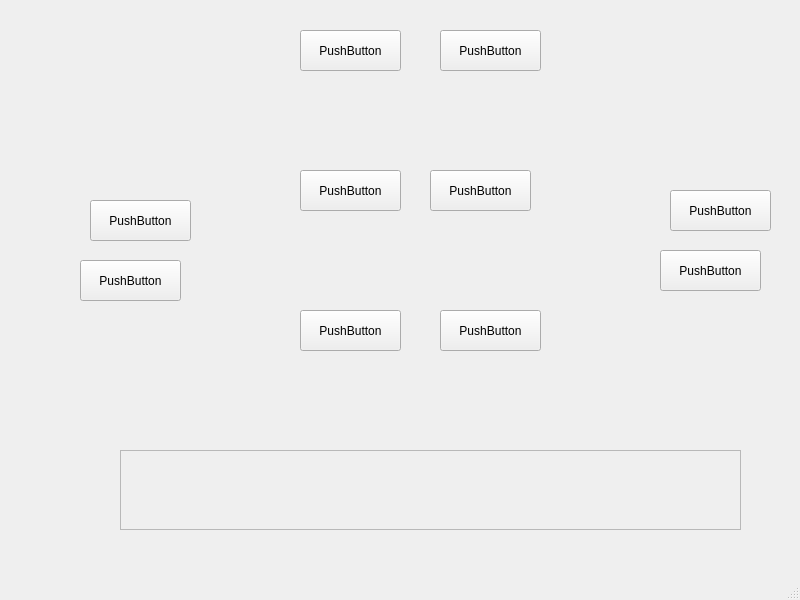
Before: the Qt Designer form game.ui in mj2266/monodeal, drawn with Qt 5.
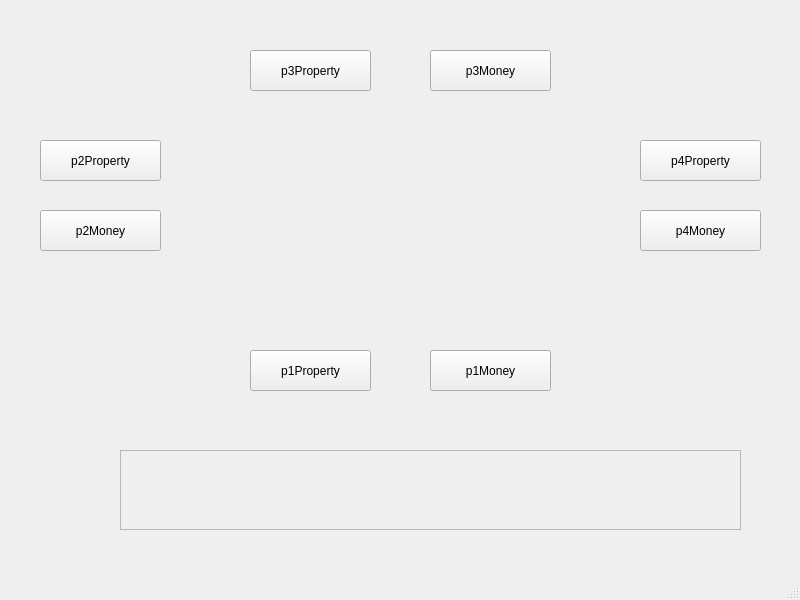
After: the same form once the commit is applied.

Commit message: made new UI file nd py file named CardList, and connected game.py to it

```diff
--- a/game.ui
+++ b/game.ui
@@ -14,136 +14,6 @@
    <string>MainWindow</string>
   </property>
   <widget class="QWidget" name="centralwidget">
-   <widget class="QPushButton" name="pushButton">
-    <property name="geometry">
-     <rect>
-      <x>430</x>
-      <y>170</y>
-      <width>101</width>
-      <height>41</height>
-     </rect>
-    </property>
-    <property name="text">
-     <string>PushButton</string>
-    </property>
-   </widget>
-   <widget class="QPushButton" name="pushButton_2">
-    <property name="geometry">
-     <rect>
-      <x>300</x>
-      <y>170</y>
-      <width>101</width>
-      <height>41</height>
-     </rect>
-    </property>
-    <property name="text">
-     <string>PushButton</string>
-    </property>
-   </widget>
-   <widget class="QPushButton" name="pushButton_3">
-    <property name="geometry">
-     <rect>
-      <x>300</x>
-      <y>30</y>
-      <width>101</width>
-      <height>41</height>
-     </rect>
-    </property>
-    <property name="text">
-     <string>PushButton</string>
-    </property>
-   </widget>
-   <widget class="QPushButton" name="pushButton_4">
-    <property name="geometry">
-     <rect>
-      <x>440</x>
-      <y>30</y>
-      <width>101</width>
-      <height>41</height>
-     </rect>
-    </property>
-    <property name="text">
-     <string>PushButton</string>
-    </property>
-   </widget>
-   <widget class="QPushButton" name="pushButton_5">
-    <property name="geometry">
-     <rect>
-      <x>670</x>
-      <y>190</y>
-      <width>101</width>
-      <height>41</height>
-     </rect>
-    </property>
-    <property name="text">
-     <string>PushButton</string>
-    </property>
-   </widget>
-   <widget class="QPushButton" name="pushButton_6">
-    <property name="geometry">
-     <rect>
-      <x>660</x>
-      <y>250</y>
-      <width>101</width>
-      <height>41</height>
-     </rect>
-    </property>
-    <property name="text">
-     <string>PushButton</string>
-    </property>
-   </widget>
-   <widget class="QPushButton" name="pushButton_7">
-    <property name="geometry">
-     <rect>
-      <x>80</x>
-      <y>260</y>
-      <width>101</width>
-      <height>41</height>
-     </rect>
-    </property>
-    <property name="text">
-     <string>PushButton</string>
-    </property>
-   </widget>
-   <widget class="QPushButton" name="pushButton_8">
-    <property name="geometry">
-     <rect>
-      <x>90</x>
-      <y>200</y>
-      <width>101</width>
-      <height>41</height>
-     </rect>
-    </property>
-    <property name="text">
-     <string>PushButton</string>
-    </property>
-   </widget>
-   <widget class="QPushButton" name="pushButton_9">
-    <property name="geometry">
-     <rect>
-      <x>440</x>
-      <y>310</y>
-      <width>101</width>
-      <height>41</height>
-     </rect>
-    </property>
-    <property name="text">
-     <string>PushButton</string>
-    </property>
-   </widget>
-   <widget class="QPushButton" name="pushButton_10">
-    <property name="geometry">
-     <rect>
-      <x>300</x>
-      <y>310</y>
-      <width>101</width>
-      <height>41</height>
-     </rect>
-    </property>
-    <property name="text">
-     <string>PushButton</string>
-    </property>
-   </widget>
    <widget class="QFrame" name="frame">
     <property name="geometry">
      <rect>
@@ -160,6 +30,110 @@
      <enum>QFrame::Raised</enum>
     </property>
    </widget>
+   <widget class="QPushButton" name="p1Property">
+    <property name="geometry">
+     <rect>
+      <x>250</x>
+      <y>350</y>
+      <width>121</width>
+      <height>41</height>
+     </rect>
+    </property>
+    <property name="text">
+     <string>p1Property</string>
+    </property>
+   </widget>
+   <widget class="QPushButton" name="p1Money">
+    <property name="geometry">
+     <rect>
+      <x>430</x>
+      <y>350</y>
+      <width>121</width>
+      <height>41</height>
+     </rect>
+    </property>
+    <property name="text">
+     <string>p1Money</string>
+    </property>
+   </widget>
+   <widget class="QPushButton" name="p3Property">
+    <property name="geometry">
+     <rect>
+      <x>250</x>
+      <y>50</y>
+      <width>121</width>
+      <height>41</height>
+     </rect>
+    </property>
+    <property name="text">
+     <string>p3Property</string>
+    </property>
+   </widget>
+   <widget class="QPushButton" name="p3Money">
+    <property name="geometry">
+     <rect>
+      <x>430</x>
+      <y>50</y>
+      <width>121</width>
+      <height>41</height>
+     </rect>
+    </property>
+    <property name="text">
+     <string>p3Money</string>
+    </property>
+   </widget>
+   <widget class="QPushButton" name="p2Money">
+    <property name="geometry">
+     <rect>
+      <x>40</x>
+      <y>210</y>
+      <width>121</width>
+      <height>41</height>
+     </rect>
+    </property>
+    <property name="text">
+     <string>p2Money</string>
+    </property>
+   </widget>
+   <widget class="QPushButton" name="p2Property">
+    <property name="geometry">
+     <rect>
+      <x>40</x>
+      <y>140</y>
+      <width>121</width>
+      <height>41</height>
+     </rect>
+    </property>
+    <property name="text">
+     <string>p2Property</string>
+    </property>
+   </widget>
+   <widget class="QPushButton" name="p4Property">
+    <property name="geometry">
+     <rect>
+      <x>640</x>
+      <y>140</y>
+      <width>121</width>
+      <height>41</height>
+     </rect>
+    </property>
+    <property name="text">
+     <string>p4Property</string>
+    </property>
+   </widget>
+   <widget class="QPushButton" name="p4Money">
+    <property name="geometry">
+     <rect>
+      <x>640</x>
+      <y>210</y>
+      <width>121</width>
+      <height>41</height>
+     </rect>
+    </property>
+    <property name="text">
+     <string>p4Money</string>
+    </property>
+   </widget>
   </widget>
   <widget class="QMenuBar" name="menubar">
    <property name="geometry">
```
The commit also changes 3 other files.
